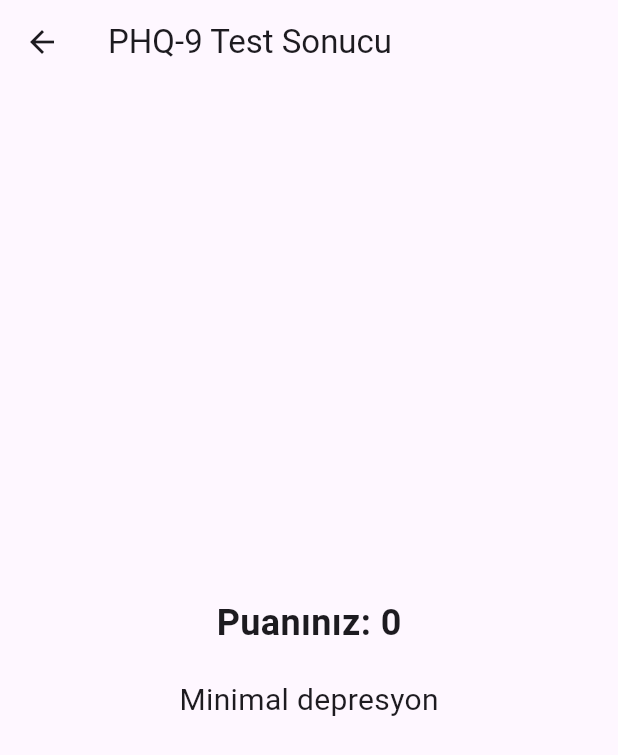
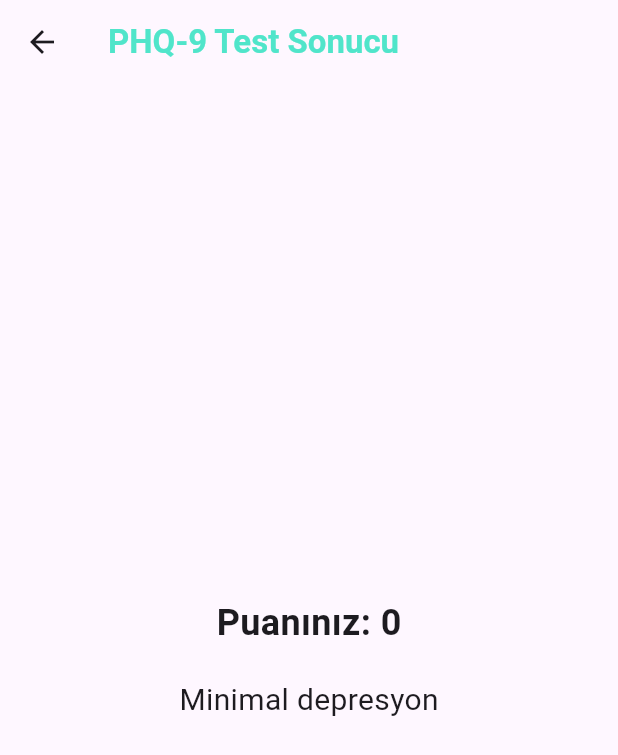
Before and after one commit to Raupeex/duygudas, a Flutter app: the TestPHQ9ResultPage screen opened directly with empty values, on a phone screen of 412 x 824 dp. Shown: the top 755 px of the screen. Run offline on Flutter 3.47's test engine with Material 3 defaults, Android fonts, the light colour scheme and no system bars; our stand-ins replace cloud_firestore, firebase_auth, firebase_core, firebase_storage, fluttertoast, shared_preferences and 1 more; accounts and stored records are empty.

Commit message:
fixed title design of test_phq9_result dart file

```diff
--- a/lib/screens/test_phq9_result.dart
+++ b/lib/screens/test_phq9_result.dart
@@ -29,7 +29,13 @@ class TestPHQ9ResultPage extends StatelessWidget {
   Widget build(BuildContext context) {
     return Scaffold(
       appBar: AppBar(
-        title: Text('PHQ-9 Test Sonucu'),
+        title: Text(
+          'PHQ-9 Test Sonucu',
+          style: TextStyle(
+              fontWeight: FontWeight.bold,
+              color: Color(0xFF50E5CA),
+              fontSize: 22),
+        ),
         leading: IconButton(
           icon: Icon(Icons.arrow_back),
           onPressed: () {
```
